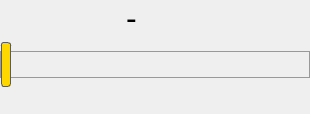
Above: _subclassQT/minimalistwidget.ui from amazewander/MaximumTrainer before the change. Below: the same form after it.
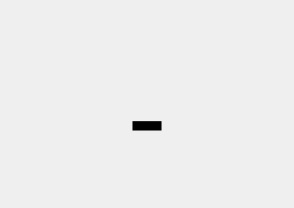
That is the form after the change.

```diff
--- a/_subclassQT/minimalistwidget.ui
+++ b/_subclassQT/minimalistwidget.ui
@@ -6,8 +6,8 @@
    <rect>
     <x>0</x>
     <y>0</y>
-    <width>310</width>
-    <height>114</height>
+    <width>294</width>
+    <height>208</height>
    </rect>
   </property>
   <property name="windowTitle">
@@ -66,82 +66,47 @@
       <property name="bottomMargin">
        <number>0</number>
       </property>
-      <item row="2" column="0">
-       <widget class="QSlider" name="horizontalSlider">
+      <item row="1" column="0">
+       <layout class="QHBoxLayout" name="horizontalLayout">
+        <item>
+         <layout class="QVBoxLayout" name="verticalLayout_2">
+          <property name="leftMargin">
+           <number>3</number>
+          </property>
+          <property name="topMargin">
+           <number>3</number>
+          </property>
+          <property name="rightMargin">
+           <number>3</number>
+          </property>
+          <property name="bottomMargin">
+           <number>3</number>
+          </property>
+          <item>
+           <widget class="QLabel" name="label_image">
         <property name="sizePolicy">
-         <sizepolicy hsizetype="Preferred" vsizetype="Minimum">
+             <sizepolicy hsizetype="Maximum" vsizetype="Maximum">
           <horstretch>0</horstretch>
           <verstretch>0</verstretch>
          </sizepolicy>
         </property>
         <property name="minimumSize">
          <size>
-          <width>0</width>
-          <height>45</height>
-         </size>
-        </property>
-        <property name="maximum">
-         <number>1000</number>
-        </property>
-        <property name="pageStep">
-         <number>1</number>
-        </property>
-        <property name="value">
-         <number>0</number>
-        </property>
-        <property name="tracking">
-         <bool>false</bool>
-        </property>
-        <property name="orientation">
-         <enum>Qt::Horizontal</enum>
-        </property>
-        <property name="invertedAppearance">
-         <bool>false</bool>
-        </property>
-       </widget>
-      </item>
-      <item row="4" column="0">
-       <spacer name="verticalSpacer">
-        <property name="orientation">
-         <enum>Qt::Vertical</enum>
-        </property>
-        <property name="sizeHint" stdset="0">
-         <size>
           <width>20</width>
-          <height>40</height>
-         </size>
-        </property>
-       </spacer>
-      </item>
-      <item row="1" column="0">
-       <layout class="QHBoxLayout" name="horizontalLayout">
-        <item>
-         <spacer name="horizontalSpacer_3">
-          <property name="orientation">
-           <enum>Qt::Horizontal</enum>
-          </property>
-          <property name="sizeType">
-           <enum>QSizePolicy::MinimumExpanding</enum>
-          </property>
-          <property name="sizeHint" stdset="0">
-           <size>
-            <width>40</width>
             <height>20</height>
            </size>
           </property>
-         </spacer>
-        </item>
-        <item>
-         <widget class="QLabel" name="label_image">
-          <property name="minimumSize">
-           <size>
-            <width>35</width>
-            <height>35</height>
-           </size>
+            <property name="font">
+             <font>
+              <pointsize>20</pointsize>
+             </font>
           </property>
           <property name="text">
            <string/>
           </property>
+            <property name="alignment">
+             <set>Qt::AlignLeading|Qt::AlignLeft|Qt::AlignTop</set>
+            </property>
          </widget>
         </item>
         <item>
@@ -154,35 +119,40 @@
           </property>
           <property name="font">
            <font>
-            <family>Lucida Grande</family>
-            <pointsize>24</pointsize>
+              <family>Bahnschrift Condensed</family>
+              <pointsize>90</pointsize>
             <weight>50</weight>
             <bold>false</bold>
            </font>
           </property>
+            <property name="lineWidth">
+             <number>3</number>
+            </property>
           <property name="text">
            <string>-</string>
           </property>
           <property name="alignment">
-           <set>Qt::AlignLeading|Qt::AlignLeft|Qt::AlignVCenter</set>
+             <set>Qt::AlignCenter</set>
           </property>
          </widget>
         </item>
         <item>
-         <spacer name="horizontalSpacer_2">
+           <spacer name="verticalSpacer">
           <property name="orientation">
-           <enum>Qt::Horizontal</enum>
+             <enum>Qt::Vertical</enum>
           </property>
           <property name="sizeType">
-           <enum>QSizePolicy::MinimumExpanding</enum>
+             <enum>QSizePolicy::Preferred</enum>
           </property>
           <property name="sizeHint" stdset="0">
            <size>
-            <width>40</width>
-            <height>20</height>
+              <width>20</width>
+              <height>40</height>
            </size>
           </property>
          </spacer>
+          </item>
+         </layout>
         </item>
        </layout>
       </item>
```
Lines whose indentation alone changed are shown as unchanged.
